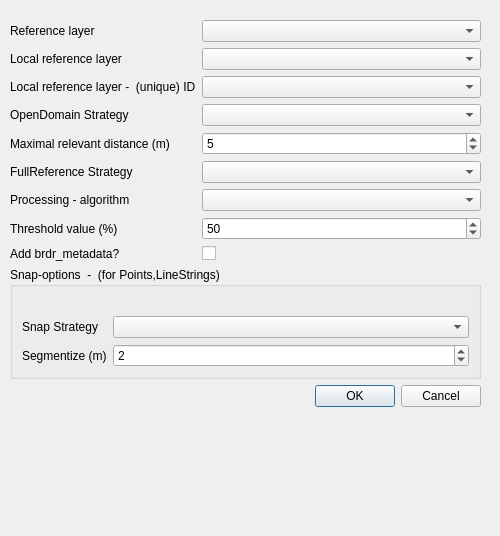
Above: plugin/brdrq/brdrq_settings.ui from OnroerendErfgoed/brdrQ before the change. Below: the same form after it.
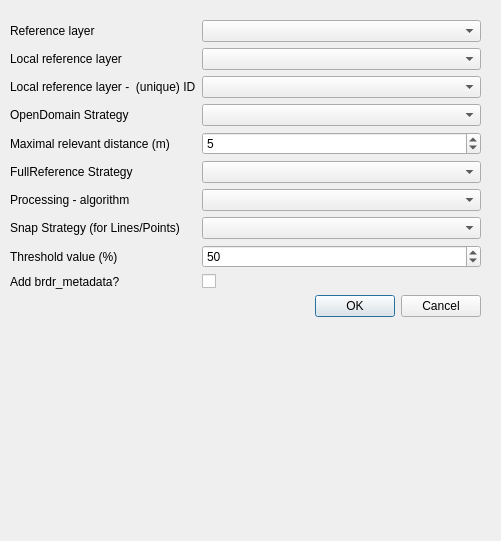
That is the form after the change. Custom widgets are drawn as their Qt base class.

What changed in the file:
```diff
--- a/plugin/brdrq/brdrq_settings.ui
+++ b/plugin/brdrq/brdrq_settings.ui
@@ -6,8 +6,8 @@
    <rect>
     <x>0</x>
     <y>0</y>
-    <width>500</width>
-    <height>536</height>
+    <width>501</width>
+    <height>541</height>
    </rect>
   </property>
   <property name="windowTitle">
@@ -96,6 +96,16 @@
        <widget class="QComboBox" name="comboBox_fullstrategy"/>
       </item>
       <item row="7" column="0">
+       <widget class="QLabel" name="label_13">
+        <property name="text">
+         <string>Snap Strategy (for Lines/Points)</string>
+        </property>
+       </widget>
+      </item>
+      <item row="7" column="1">
+       <widget class="QComboBox" name="comboBox_snapstrategy"/>
+      </item>
+      <item row="8" column="0">
        <widget class="QLabel" name="label_5">
         <property name="enabled">
          <bool>true</bool>
@@ -105,7 +115,7 @@
         </property>
        </widget>
       </item>
-      <item row="7" column="1">
+      <item row="8" column="1">
        <widget class="QSpinBox" name="spinBox_threshold">
         <property name="enabled">
          <bool>true</bool>
@@ -118,14 +128,14 @@
         </property>
        </widget>
       </item>
-      <item row="8" column="0">
+      <item row="9" column="0">
        <widget class="QLabel" name="label_11">
         <property name="text">
          <string>Add brdr_metadata?</string>
         </property>
        </widget>
       </item>
-      <item row="8" column="1">
+      <item row="9" column="1">
        <widget class="QCheckBox" name="checkBox_metadata">
         <property name="text">
          <string/>
@@ -138,65 +148,6 @@
         </property>
        </widget>
       </item>
-      <item row="9" column="0" colspan="2">
-       <widget class="QgsCollapsibleGroupBox" name="collapsibleGroupBox">
-        <property name="title">
-         <string>Snap-options  -  (for Points,LineStrings)</string>
-        </property>
-        <property name="checkable">
-         <bool>false</bool>
-        </property>
-        <property name="collapsed">
-         <bool>false</bool>
-        </property>
-        <layout class="QVBoxLayout" name="collapsibleLayout">
-         <item>
-          <layout class="QFormLayout" name="formLayout">
-           <property name="rowWrapPolicy">
-            <enum>QFormLayout::DontWrapRows</enum>
-           </property>
-           <property name="verticalSpacing">
-            <number>6</number>
-           </property>
-           <item row="0" column="0" colspan="2">
-            <widget class="QLabel" name="label_7">
-             <property name="text">
-              <string/>
-             </property>
-            </widget>
-           </item>
-           <item row="1" column="0">
-            <widget class="QLabel" name="label_13">
-             <property name="text">
-              <string>Snap Strategy</string>
-             </property>
-            </widget>
-           </item>
-           <item row="1" column="1">
-            <widget class="QComboBox" name="comboBox_snapstrategy"/>
-           </item>
-           <item row="2" column="0">
-            <widget class="QLabel" name="label_12">
-             <property name="text">
-              <string>Segmentize (m)</string>
-             </property>
-            </widget>
-           </item>
-           <item row="2" column="1">
-            <widget class="QSpinBox" name="spinBox_snap_max_segment_length">
-             <property name="minimum">
-              <number>-1</number>
-             </property>
-             <property name="value">
-              <number>2</number>
-             </property>
-            </widget>
-           </item>
-          </layout>
-         </item>
-        </layout>
-       </widget>
-      </item>
       <item row="10" column="1">
        <widget class="QDialogButtonBox" name="buttonBox_settings">
         <property name="orientation">
@@ -223,12 +174,6 @@
   </widget>
  </widget>
  <customwidgets>
-  <customwidget>
-   <class>QgsCollapsibleGroupBox</class>
-   <extends>QGroupBox</extends>
-   <header>qgscollapsiblegroupbox.h</header>
-   <container>1</container>
-  </customwidget>
   <customwidget>
    <class>QgsFieldComboBox</class>
    <extends>QComboBox</extends>
```
Left out of the diff: 20 changed lines with no effect on the pictures.
